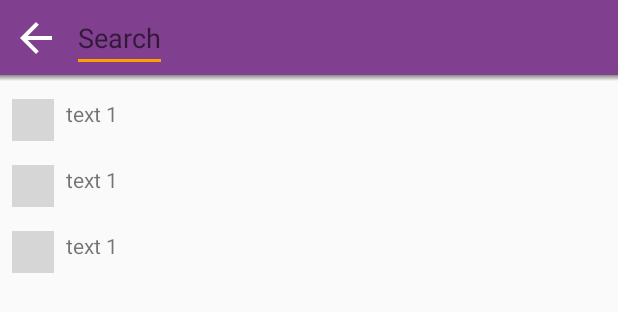
After one commit to alboteanud/messenger-dan, an Android app: the layout activity_search.xml on its own in the app's theme, with its tools: preview values and no code run, on a phone screen of 412 x 824 dp. The commit adds this screen. Shown: the top 312 px of the screen. Run offline under Robolectric (Android 15) with nearby library versions, the phone set to English and light mode, and no system bars; grey boxes are pictures that could not be loaded.

Commit message:
added Search Activity

```diff
--- a/app/build.gradle
+++ b/app/build.gradle
@@ -68,6 +68,7 @@ dependencies {
     // Android architecture components
     implementation 'androidx.lifecycle:lifecycle-runtime:2.0.0'
     implementation 'androidx.lifecycle:lifecycle-extensions:2.0.0'
+    implementation 'androidx.constraintlayout:constraintlayout:1.1.2'
     annotationProcessor 'androidx.lifecycle:lifecycle-compiler:2.0.0'
     // Third-party libraries
 //    implementation 'me.zhanghai.android.materialratingbar:library:1.3.1'
@@ -81,7 +82,8 @@ dependencies {
 
     // ViewModel and LiveData
     implementation "androidx.lifecycle:lifecycle-extensions:$lifecycle_version"
-    annotationProcessor "androidx.lifecycle:lifecycle-compiler:$lifecycle_version" // use kapt for Kotlin
+    annotationProcessor "androidx.lifecycle:lifecycle-compiler:$lifecycle_version"
+    // use kapt for Kotlin
 
 }
 
--- a/app/src/main/java/com/craiovadata/android/messenger/adapter/FirestoreAdapter.kt
+++ b/app/src/main/java/com/craiovadata/android/messenger/adapter/FirestoreAdapter.kt
@@ -7,7 +7,7 @@ import com.google.firebase.firestore.EventListener
 import java.util.*
 
 /**
- * RecyclerView adapter for displaying the results of a Firestore [Query].
+ * RecyclerView roomAdapter for displaying the results of a Firestore [Query].
  *
  * Note that this class forgoes some efficiency to gain simplicity. For example, the result of
  * [DocumentSnapshot.toObject] is not cached so the same object may be deserialized
--- a/app/src/main/java/com/craiovadata/android/messenger/adapter/MessageAdapter.kt
+++ b/app/src/main/java/com/craiovadata/android/messenger/adapter/MessageAdapter.kt
@@ -15,7 +15,7 @@ import java.text.SimpleDateFormat
 import java.util.*
 
 /**
- * RecyclerView adapter for a list of [Message].
+ * RecyclerView roomAdapter for a list of [Message].
  */
 open class MessageAdapter(query: Query, private val user: FirebaseUser) : FirestoreAdapter<MessageAdapter.ViewHolder>(query) {
 
--- a/app/src/main/java/com/craiovadata/android/messenger/adapter/RoomAdapter.kt
+++ b/app/src/main/java/com/craiovadata/android/messenger/adapter/RoomAdapter.kt
@@ -12,7 +12,7 @@ import com.google.firebase.firestore.Query
 import kotlinx.android.synthetic.main.item_room.view.*
 
 /**
- * RecyclerView adapter for a list of rooms.
+ * RecyclerView roomAdapter for a list of rooms.
  */
 open class RoomAdapter(query: Query, private val listener: OnRoomSelectedListener, private val userName: String?) :
         FirestoreAdapter<RoomAdapter.ViewHolder>(query) {
--- /dev/null
+++ b/app/src/main/res/layout/activity_search.xml
@@ -0,0 +1,60 @@
+<?xml version="1.0" encoding="utf-8"?>
+<androidx.constraintlayout.widget.ConstraintLayout xmlns:android="http://schemas.android.com/apk/res/android"
+    xmlns:app="http://schemas.android.com/apk/res-auto"
+    xmlns:tools="http://schemas.android.com/tools"
+    android:layout_width="match_parent"
+    android:layout_height="match_parent"
+    tools:context=".SearchActivity">
+
+    <View
+        android:id="@+id/toolbar"
+        android:layout_width="match_parent"
+        android:layout_height="50dp"
+        android:background="@color/colorPrimary" />
+
+    <ImageView
+        android:id="@+id/backBtn"
+        android:layout_width="32dp"
+        android:layout_height="32dp"
+        android:layout_marginStart="8dp"
+        android:background="?attr/selectableItemBackground"
+        android:clickable="true"
+        android:focusable="true"
+        android:src="@drawable/ic_arrow_back"
+        app:layout_constraintBottom_toBottomOf="@+id/toolbar"
+        app:layout_constraintStart_toStartOf="@+id/toolbar"
+        app:layout_constraintTop_toTopOf="@+id/toolbar" />
+
+    <View
+        android:id="@+id/view"
+        android:layout_width="match_parent"
+        android:layout_height="4dp"
+        android:background="@drawable/bg_shadow"
+        app:layout_constraintTop_toBottomOf="@+id/toolbar" />
+
+    <EditText
+        android:id="@+id/editText"
+        android:layout_width="wrap_content"
+        android:layout_height="wrap_content"
+        android:layout_marginStart="8dp"
+        android:hint="Search"
+        android:inputType="text"
+        app:layout_constraintBottom_toBottomOf="@+id/toolbar"
+        app:layout_constraintStart_toEndOf="@+id/backBtn"
+        app:layout_constraintTop_toTopOf="@+id/toolbar" />
+    <!--android:ems="5"-->
+
+    <androidx.recyclerview.widget.RecyclerView
+        android:id="@+id/recyclerSearchedUsers"
+        android:layout_width="match_parent"
+        android:layout_height="wrap_content"
+        android:clipToPadding="false"
+        android:paddingTop="8dp"
+        android:paddingBottom="8dp"
+        android:visibility="gone"
+        app:layout_constraintTop_toBottomOf="@+id/toolbar"
+        tools:listitem="@layout/search_item"
+        tools:visibility="visible" />
+
+
+</androidx.constraintlayout.widget.ConstraintLayout>
--- a/app/src/main/res/layout/search_item.xml
+++ b/app/src/main/res/layout/search_item.xml
@@ -3,10 +3,12 @@
     xmlns:tools="http://schemas.android.com/tools"
     android:layout_width="match_parent"
     android:layout_height="wrap_content"
-    android:background="@drawable/rectangle"
+
     android:elevation="2dp"
     android:orientation="horizontal"
     android:padding="8dp">
+    <!--android:background="@drawable/rectangle"-->
+
 
     <ImageView
         android:id="@+id/imageSearch"
--- a/app/src/main/res/menu/menu_main.xml
+++ b/app/src/main/res/menu/menu_main.xml
@@ -2,11 +2,11 @@
 <menu xmlns:android="http://schemas.android.com/apk/res/android"
       xmlns:app="http://schemas.android.com/apk/res-auto">
 
-    <item android:id="@+id/action_search"
+    <item
+        android:id="@+id/menu_search"
         android:title="Search"
         android:icon="@android:drawable/ic_menu_search"
-        app:showAsAction="ifRoom|collapseActionView"
-        app:actionViewClass="androidx.appcompat.widget.SearchView"
+        app:showAsAction="always"
         />
 
     <item
```
Also changed, not shown: app/src/main/AndroidManifest.xml (+17 -17 lines), app/src/main/java/com/craiovadata/android/messenger/MainActivity.kt (+17 -14 lines), app/src/main/java/com/craiovadata/android/messenger/SearchActivity.kt (added, +84 -0 lines), app/src/main/java/com/craiovadata/android/messenger/adapter/SearchAdapter.kt (added, +59 -0 lines), app/src/main/java/com/craiovadata/android/messenger/model/MyCursorAdapter.kt (deleted, +0 -41 lines), app/src/main/java/com/craiovadata/android/messenger/model/SearchedUser.kt (added, +11 -0 lines), app/src/main/java/com/craiovadata/android/messenger/util/DbUtil.kt (+4 -7 lines), app/src/main/java/com/craiovadata/android/messenger/util/Util.kt (+7 -3 lines), app/src/main/java/com/craiovadata/android/messenger/util/UtilUI.kt (deleted, +0 -87 lines).
